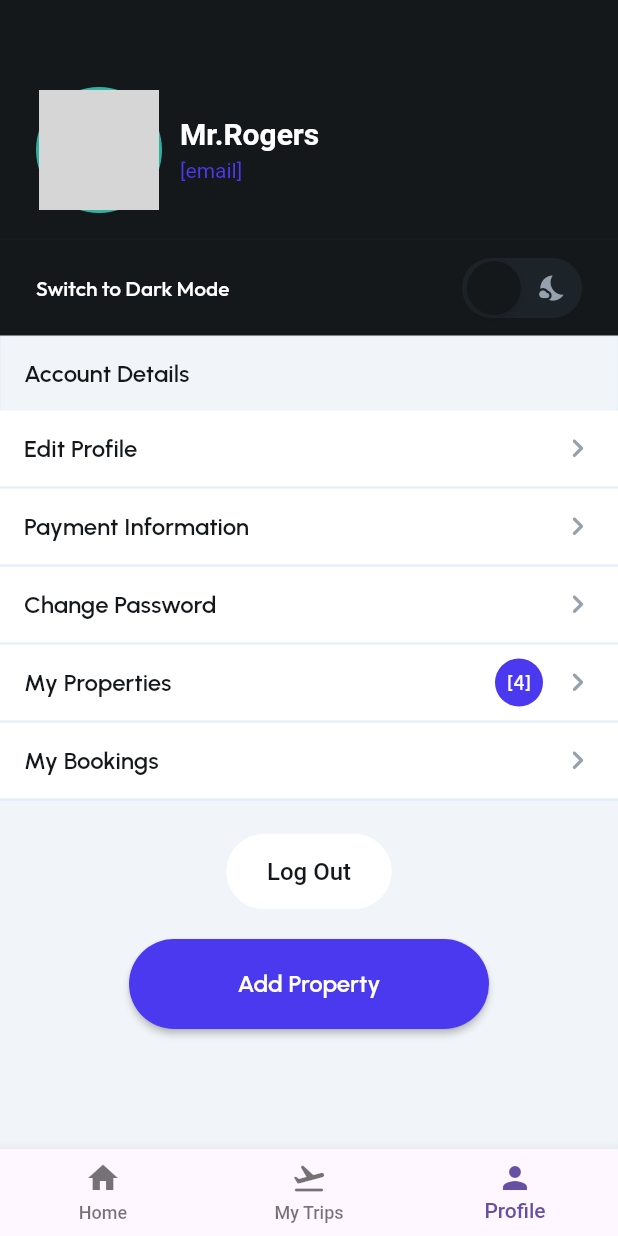
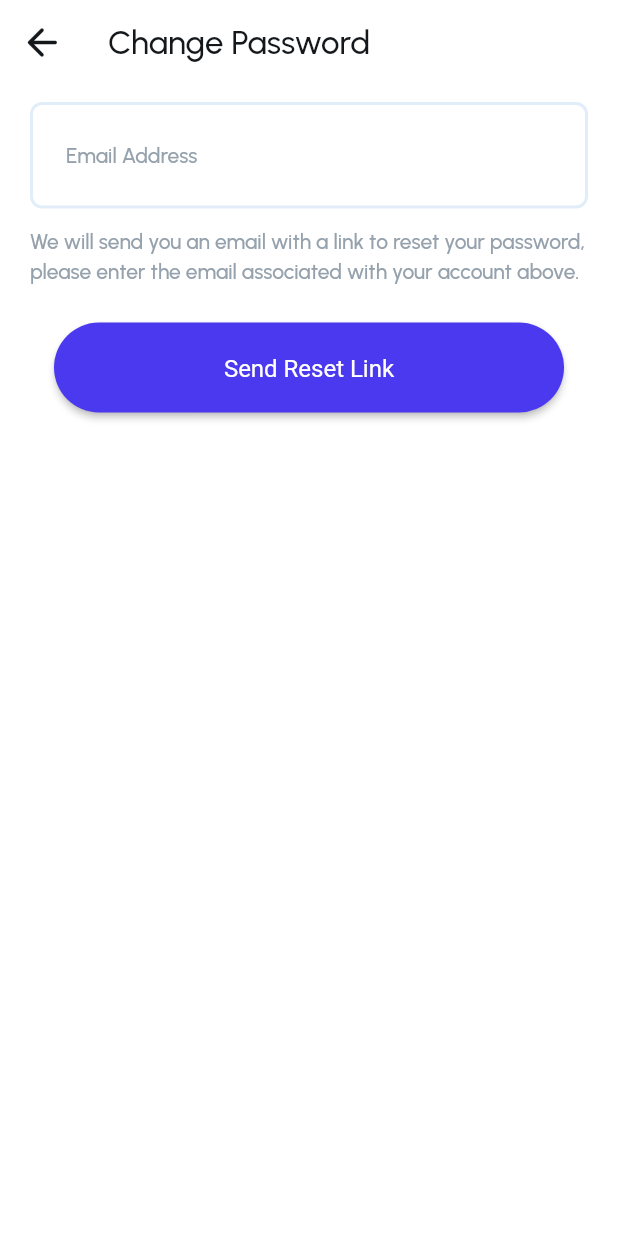
Before and after one commit to Choi-Big-Root/upHoms, a Flutter app: the ProfilePage screen opened by its route, after a tap on "Change Password", on a phone screen of 412 x 824 dp. Run offline on Flutter 3.47's test engine with Material 3 defaults, Android fonts, the phone set to English and light mode, and no system bars; our stand-ins replace bloc, cached_network_image, flutter_bloc, flutter_dotenv, flutter_screenutil, freezed_annotation and 2 more; network calls fail; grey boxes are pictures that could not be loaded.

Commit message:
myProfile passwordChange UI 구현 및 route 설정 추가

```diff
--- /dev/null
+++ b/lib/presentation/profile/profile_change_password.dart
@@ -0,0 +1,159 @@
+import 'package:flutter/material.dart';
+import 'package:go_router/go_router.dart';
+import 'package:google_fonts/google_fonts.dart';
+
+import '../../core/custom/custom_font_weight.dart';
+import '../../core/theme/theme_extension.dart';
+
+class ProfileChangePassword extends StatefulWidget {
+  const ProfileChangePassword({super.key});
+
+  @override
+  State<ProfileChangePassword> createState() => _ProfileChangePasswordState();
+}
+
+class _ProfileChangePasswordState extends State<ProfileChangePassword> {
+  @override
+  Widget build(BuildContext context) {
+    final colorScheme = context.colors;
+    final textScheme = Theme.of(context).textTheme;
+    return Scaffold(
+      backgroundColor: colorScheme.secondaryBackground,
+      appBar: AppBar(
+        backgroundColor: colorScheme.secondaryBackground,
+        automaticallyImplyLeading: false,
+        leading: InkWell(
+          splashColor: Colors.transparent,
+          focusColor: Colors.transparent,
+          hoverColor: Colors.transparent,
+          highlightColor: Colors.transparent,
+          onTap: () async {
+            context.pop();
+          },
+          child: Icon(
+            Icons.arrow_back_rounded,
+            color: colorScheme.primaryText,
+            size: 30,
+          ),
+        ),
+        title: Text(
+          'Change Password',
+          style: GoogleFonts.urbanist(textStyle: textScheme.headlineMedium),
+        ),
+        actions: [],
+        centerTitle: false,
+        elevation: 0,
+      ),
+      body: SafeArea(
+        child: Column(
+          mainAxisSize: MainAxisSize.max,
+          children: [
+            Padding(
+              padding: const EdgeInsetsDirectional.fromSTEB(20, 12, 20, 12),
+              child: TextFormField(
+                controller: TextEditingController(),
+                obscureText: false,
+                decoration: InputDecoration(
+                  labelText: 'Email Address',
+                  labelStyle: GoogleFonts.urbanist(
+                    textStyle: textScheme.bodyMedium,
+                  ),
+                  hintText: 'Your Email..',
+                  hintStyle: GoogleFonts.urbanist(
+                    textStyle: textScheme.bodyMedium,
+                  ),
+                  enabledBorder: OutlineInputBorder(
+                    borderSide: BorderSide(
+                      color: colorScheme.lineGray,
+                      width: 2,
+                    ),
+                    borderRadius: BorderRadius.circular(8),
+                  ),
+                  focusedBorder: OutlineInputBorder(
+                    borderSide: BorderSide(
+                      color: colorScheme.lineGray,
+                      width: 2,
+                    ),
+                    borderRadius: BorderRadius.circular(8),
+                  ),
+                  errorBorder: OutlineInputBorder(
+                    borderSide: const BorderSide(
+                      color: Color(0x00000000),
+                      width: 2,
+                    ),
+                    borderRadius: BorderRadius.circular(8),
+                  ),
+                  focusedErrorBorder: OutlineInputBorder(
+                    borderSide: const BorderSide(
+                      color: Color(0x00000000),
+                      width: 2,
+                    ),
+                    borderRadius: BorderRadius.circular(8),
+                  ),
+                  filled: true,
+                  fillColor: colorScheme.secondaryBackground,
+                  contentPadding: const EdgeInsetsDirectional.fromSTEB(
+                    20,
+                    24,
+                    0,
+                    24,
+                  ),
+                  //suffixIcon: InkWell(onTap: () {}, child: ,),
+                ),
+                style: GoogleFonts.urbanist(textStyle: textScheme.titleSmall),
+              ),
+            ),
+
+            Padding(
+              padding: const EdgeInsetsDirectional.fromSTEB(20, 0, 20, 0),
+              child: Row(
+                mainAxisSize: MainAxisSize.max,
+                children: [
+                  Expanded(
+                    child: Text(
+                      'We will send you an email with a link to reset your password, please enter the email associated with your account above.',
+                      style: GoogleFonts.urbanist(
+                        textStyle: textScheme.bodyMedium,
+                      ),
+                    ),
+                  ),
+                ],
+              ),
+            ),
+            Padding(
+              padding: const EdgeInsetsGeometry.fromSTEB(0, 24, 0, 0),
+              child: ElevatedButton(
+                onPressed: () {
+                  // 재사용 가능 버튼 위젯 대부분 해당 위젯 가져다 쓰면 문제 없을 것 같으니 사용.
+                },
+                style: ButtonStyle(
+                  backgroundColor: WidgetStateProperty.all(colorScheme.primary),
+                  elevation: WidgetStateProperty.all(2.0),
+                  side: WidgetStateProperty.all(
+                    const BorderSide(color: Colors.transparent, width: 1.0),
+                  ),
+                  alignment: const AlignmentDirectional(0, 0.05),
+                  shape: WidgetStateProperty.all(
+                    RoundedRectangleBorder(
+                      borderRadius: BorderRadius.circular(30),
+                    ),
+                  ),
+                  minimumSize: WidgetStateProperty.all(const Size(340, 60)),
+                ),
+                child: Text(
+                  'Send Reset Link',
+                  style: GoogleFonts.lexendDeca(
+                    textStyle: textScheme.titleSmall?.copyWith(
+                      fontWeight: CustomFontWeight.normal,
+                      color: Colors.white,
+                    ),
+                  ),
+                ),
+              ),
+            ),
+          ],
+        ),
+      ),
+    );
+  }
+}
--- a/lib/presentation/profile/profile_page.dart
+++ b/lib/presentation/profile/profile_page.dart
@@ -349,7 +349,9 @@ class _ProfilePageState extends State<ProfilePage> {
               ProfileRoutesInkwellWidget(
                 title: 'Change Password',
                 isFirstRow: false,
-                onTapAction: () {},
+                onTapAction: () {
+                  context.push('/profile_change_password');
+                },
               ),
               ProfileRoutesInkwellWidget(
                 title: 'My Properties',
--- a/lib/presentation/routes/route_path.dart
+++ b/lib/presentation/routes/route_path.dart
@@ -14,4 +14,5 @@ class RoutePath {
   static const String profile = '/profile';
   static const String profileEdit = '/profile_edit';
   static const String profilePaymentEdit = '/profile_payment_edit';
+  static const String profileChangePassword = '/profile_change_password';
 }
--- a/lib/presentation/routes/routes.dart
+++ b/lib/presentation/routes/routes.dart
@@ -3,6 +3,7 @@ import 'package:go_router/go_router.dart';
 import '../home/home_page.dart';
 import '../my_trips/my_trips_page.dart';
 import '../my_trips/widgets/my_trip_details_widget.dart';
+import '../profile/profile_change_password.dart';
 import '../profile/profile_edit.dart';
 import '../profile/profile_page.dart';
 import '../profile/profile_payment_edit.dart';
@@ -96,5 +97,10 @@ final GoRouter router = GoRouter(
       name: 'profile_payment_edit',
       builder: (context, state) => const ProfilePaymentEdit(),
     ),
+    GoRoute(
+      path: RoutePath.profileChangePassword,
+      name: 'profile_change_password',
+      builder: (context, state) => const ProfileChangePassword(),
+    ),
   ],
 );
```
